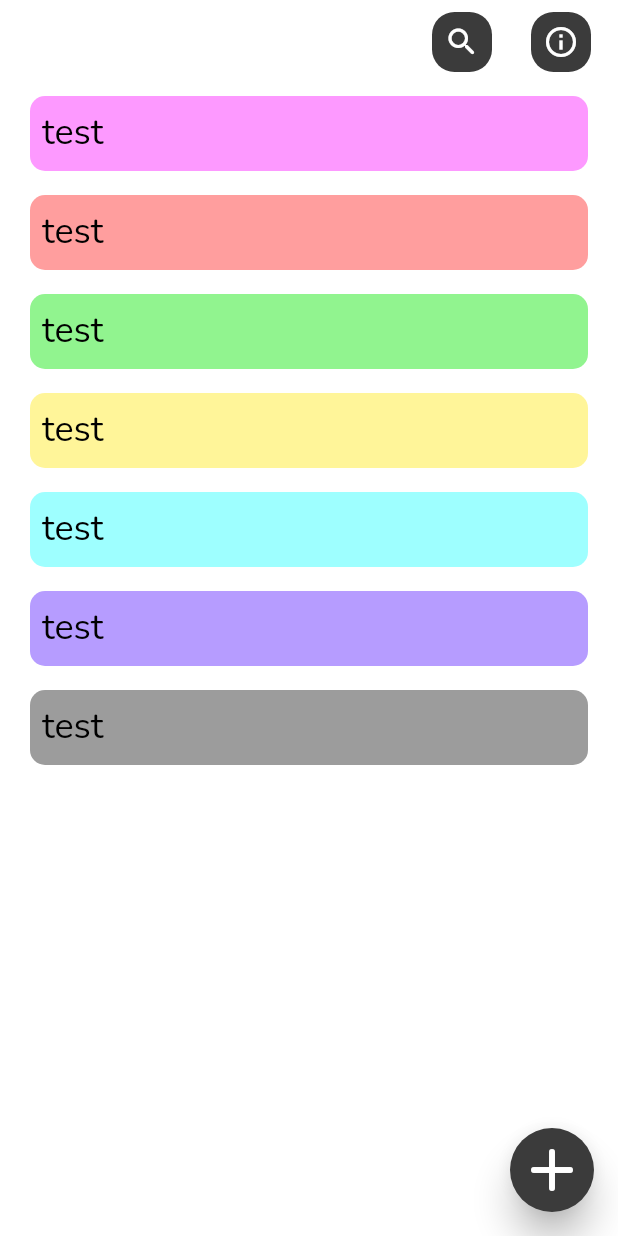
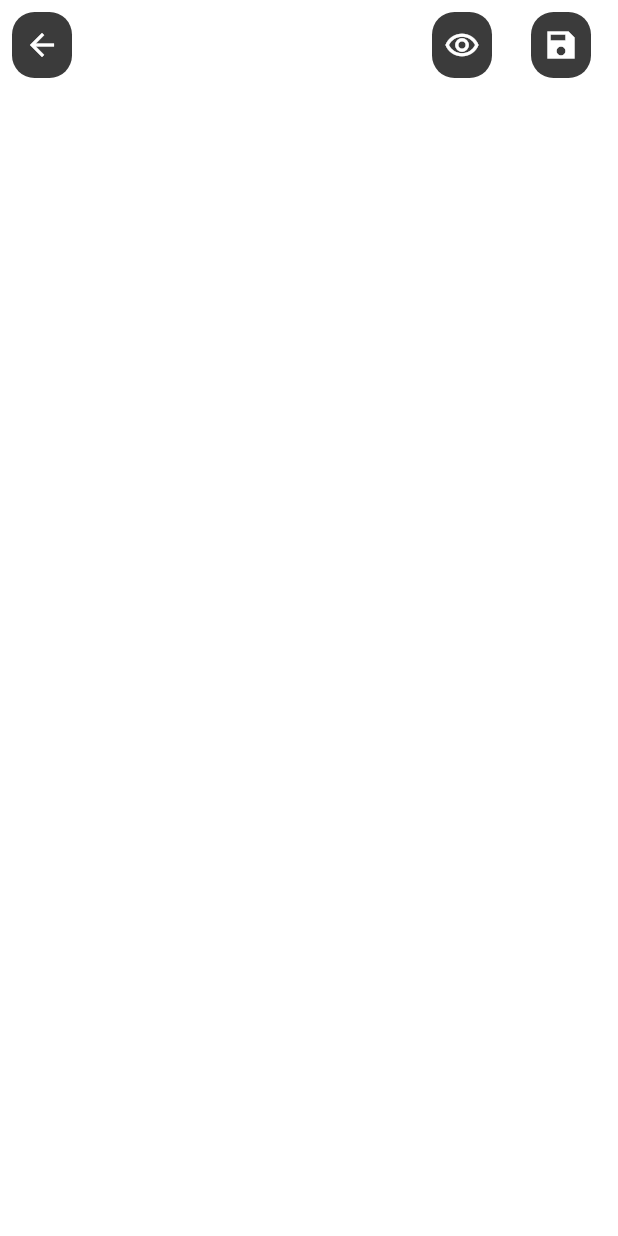
Before and after one commit to Nilav2608/notes_with_firebase, a Flutter app: the screen it shows after launch, after a tap on the "add" icon, on a phone screen of 412 x 824 dp. Run offline on Flutter 3.47's test engine with Material 2 defaults, Android fonts, the phone set to English and light mode, and no system bars; our stand-ins replace google_fonts.

Commit message:
add notes page

```diff
--- /dev/null
+++ b/lib/view/pages/add_note.dart
@@ -0,0 +1,67 @@
+import 'package:flutter/material.dart';
+
+class AddNote extends StatelessWidget {
+  const AddNote({super.key});
+
+  @override
+  Widget build(BuildContext context) {
+    Color bgColor = const Color(0x00252525);
+    return Scaffold(
+      backgroundColor: bgColor,
+      appBar: AppBar(
+        toolbarHeight: 60,
+        backgroundColor: bgColor,
+        elevation: 0,
+        leading: GestureDetector(
+          onTap: () {
+            Navigator.pop(context);
+          },
+          child: Padding(
+            padding: const EdgeInsets.all(8.0),
+            child: Container(
+                padding: const EdgeInsets.all(8.0),
+                decoration: BoxDecoration(
+                    color: const Color.fromARGB(255, 59, 59, 59),
+                    borderRadius: BorderRadius.circular(15)),
+                child: const Icon(
+                  Icons.arrow_back,
+                  size: 24,
+                )),
+          ),
+        ),
+        actions: [
+          Padding(
+            padding: const EdgeInsets.all(8.0),
+            child: Container(
+                padding: const EdgeInsets.all(8.0),
+                decoration: BoxDecoration(
+                    color: const Color.fromARGB(255, 59, 59, 59),
+                    borderRadius: BorderRadius.circular(15)),
+                child: const Icon(
+                  Icons.remove_red_eye_outlined,
+                  size: 24,
+                )),
+          ),
+          const SizedBox(
+            width: 10,
+          ),
+          Padding(
+            padding: const EdgeInsets.all(8.0),
+            child: Container(
+                padding: const EdgeInsets.all(8.0),
+                decoration: BoxDecoration(
+                    color: const Color.fromARGB(255, 59, 59, 59),
+                    borderRadius: BorderRadius.circular(15)),
+                child: const Icon(
+                  Icons.save_sharp,
+                  size: 24,
+                )),
+          ),
+          const SizedBox(
+            width: 10,
+          ),
+        ],
+      ),
+    );
+  }
+}
--- a/lib/view/pages/home.dart
+++ b/lib/view/pages/home.dart
@@ -1,4 +1,5 @@
 import 'package:flutter/material.dart';
+import 'package:notes_with_firebase/view/pages/add_note.dart';
 import 'package:notes_with_firebase/view/utils/tile_widget.dart';
 
 class HomePage extends StatefulWidget {
@@ -77,7 +78,13 @@ class _HomePageState extends State<HomePage> {
           ],
         ),
         floatingActionButton: FloatingActionButton(
-          onPressed: () {},
+          onPressed: () {
+            Navigator.push(
+                context,
+                MaterialPageRoute(
+                  builder: (context) => const AddNote(),
+                ));
+          },
           backgroundColor: const Color.fromARGB(255, 59, 59, 59),
           elevation: 10,
           child: const Icon(
```
